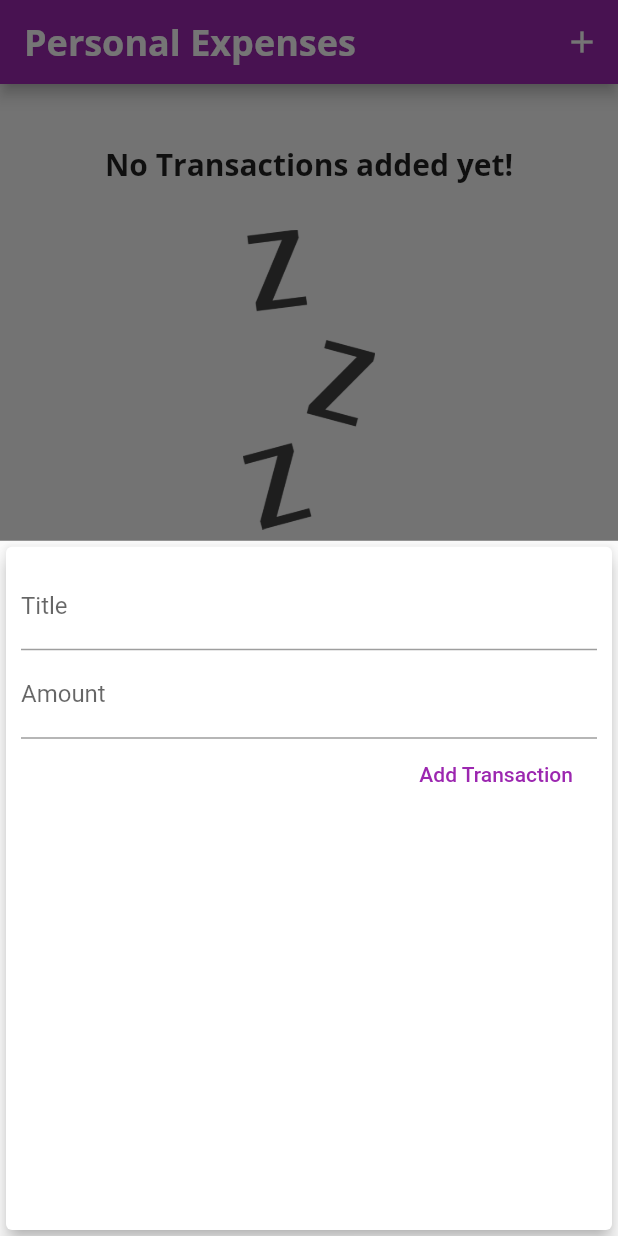
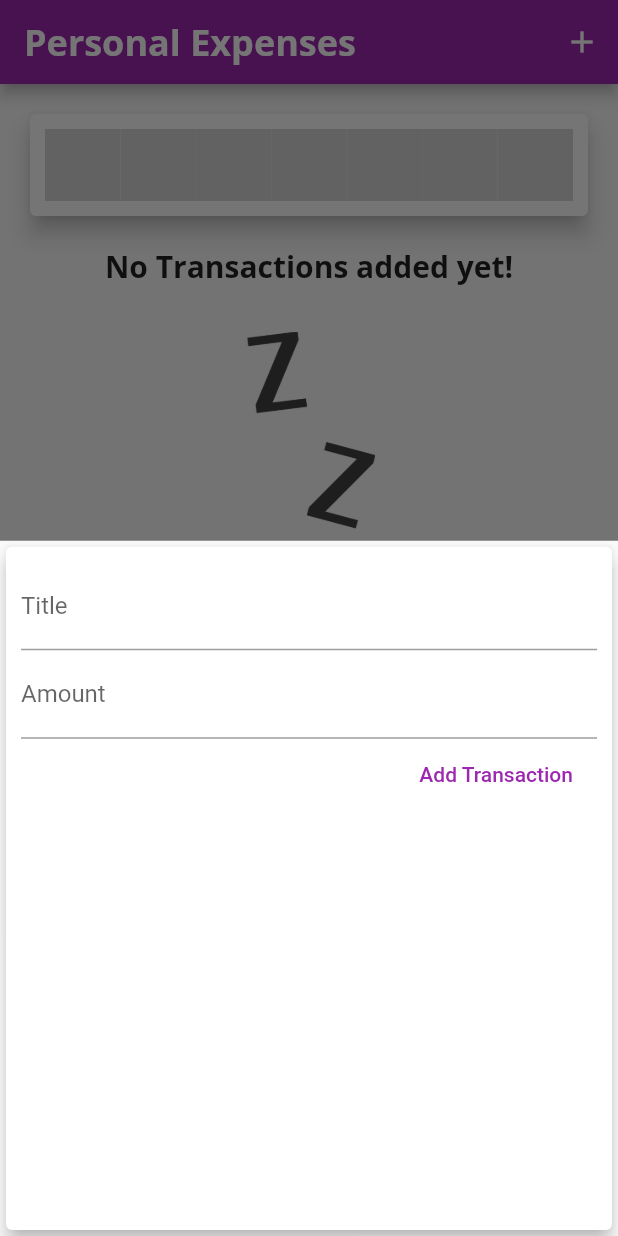
Before and after one commit to mitsuba19930328/flutter_real_app, a Flutter app: the screen it shows after launch, after a tap on the "add" icon, on a phone screen of 412 x 824 dp. Run offline on Flutter 3.47's test engine with Material 2 defaults, Android fonts, the phone set to English and light mode, and no system bars; statements that could not run were skipped.

Commit message:
[ADD]チャート作成、カード綺麗にした

```diff
--- a/lib/Widgets/chart.dart
+++ b/lib/Widgets/chart.dart
@@ -1,4 +1,5 @@
 import 'package:flutter/material.dart';
+import 'package:flutter_real_app/Widgets/chart_bar.dart';
 import 'package:intl/intl.dart';
 import '../models/transaction.dart';
 
@@ -11,6 +12,9 @@ class Chart extends StatelessWidget {
       final weekDay = DateTime.now().subtract(
         Duration(days: index),
       );
+      print('1');
+      print(recentTransactions);
+      print('2');
       double totalSum = 0.0;
 
       for (var i = 0; i < recentTransactions.length; i++) {
@@ -25,9 +29,15 @@ class Chart extends StatelessWidget {
       print(totalSum);
 
       return {
-        'day': DateFormat.E().format(weekDay),
+        'day': DateFormat.E().format(weekDay).substring(0, 1),
         'amount': totalSum,
       };
+    }).reversed.toList();
+  }
+
+  double get totalSpending {
+    return groupedTransactionValues.fold(0.0, (sum, item) {
+      return sum + item['amount'];
     });
   }
 
@@ -37,8 +47,21 @@ class Chart extends StatelessWidget {
     return Card(
       elevation: 6,
       margin: EdgeInsets.all(20),
-      child: Row(
-        children: [],
+      child: Padding(
+        padding: EdgeInsets.all(10),
+        child: Row(
+          mainAxisAlignment: MainAxisAlignment.spaceAround,
+          children: groupedTransactionValues.map((data) {
+            return Flexible(
+              fit: FlexFit.tight,
+              child: ChartBar(
+                data['day'],
+                data['amount'],
+                totalSpending == 0.0 ? 0.0 : (data['amount'] as double) / totalSpending,
+              ),
+            );
+          }).toList(),
+        ),
       ),
     );
   }
--- a/lib/main.dart
+++ b/lib/main.dart
@@ -58,7 +58,9 @@ class _MyHomePageState extends State<MyHomePage> {
 
   List<Transaction> get _recentTransactions {
     return _userTransactions.where((tx) {
-      print(tx);
+      print(9);
+      print(tx.date);
+      print(0);
       return tx.date.isAfter(
         DateTime.now().subtract(
           Duration(days: 7),
```
Also changed, not shown: lib/Widgets/chart_bar.dart (added, +62 -0 lines), lib/Widgets/transaction_list.dart (+60 -33 lines).
